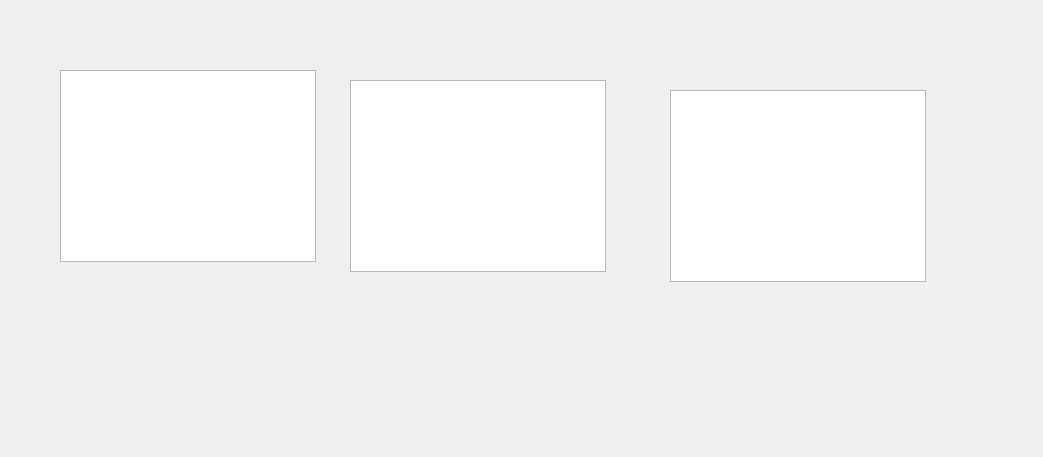
Old version of the form heater.ui in the repository chey00/heaterControl1.
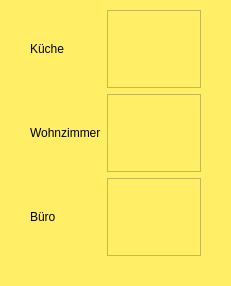
New version of the form.

Commit message: Made UIs a little more nicely.

```diff
--- a/heater.ui
+++ b/heater.ui
@@ -6,42 +6,65 @@
    <rect>
     <x>0</x>
     <y>0</y>
-    <width>1043</width>
-    <height>457</height>
+    <width>231</width>
+    <height>286</height>
    </rect>
   </property>
   <property name="windowTitle">
    <string>Form</string>
   </property>
-  <widget class="QTextBrowser" name="textBrowserKitchen">
+  <property name="styleSheet">
+   <string notr="true">background-color: rgb(255, 238, 102);</string>
+  </property>
+  <widget class="QWidget" name="horizontalLayoutWidget">
    <property name="geometry">
     <rect>
-     <x>60</x>
-     <y>70</y>
-     <width>256</width>
-     <height>192</height>
+     <x>30</x>
+     <y>10</y>
+     <width>171</width>
+     <height>246</height>
     </rect>
    </property>
-  </widget>
-  <widget class="QTextBrowser" name="textBrowserLiving">
-   <property name="geometry">
-    <rect>
-     <x>350</x>
-     <y>80</y>
-     <width>256</width>
-     <height>192</height>
-    </rect>
-   </property>
-  </widget>
-  <widget class="QTextBrowser" name="textBrowserOffice">
-   <property name="geometry">
-    <rect>
-     <x>670</x>
-     <y>90</y>
-     <width>256</width>
-     <height>192</height>
-    </rect>
-   </property>
+   <layout class="QHBoxLayout" name="horizontalLayout">
+    <item>
+     <layout class="QVBoxLayout" name="verticalLayout_2">
+      <item>
+       <widget class="QLabel" name="label">
+        <property name="text">
+         <string>Küche</string>
+        </property>
+       </widget>
+      </item>
+      <item>
+       <widget class="QLabel" name="label_2">
+        <property name="text">
+         <string>Wohnzimmer</string>
+        </property>
+       </widget>
+      </item>
+      <item>
+       <widget class="QLabel" name="label_3">
+        <property name="text">
+         <string>Büro</string>
+        </property>
+       </widget>
+      </item>
+     </layout>
+    </item>
+    <item>
+     <layout class="QVBoxLayout" name="verticalLayout">
+      <item>
+       <widget class="QTextBrowser" name="textBrowserKitchen"/>
+      </item>
+      <item>
+       <widget class="QTextBrowser" name="textBrowserLiving"/>
+      </item>
+      <item>
+       <widget class="QTextBrowser" name="textBrowserOffice"/>
+      </item>
+     </layout>
+    </item>
+   </layout>
   </widget>
  </widget>
  <resources/>
```
The commit also changes 1 other file.
